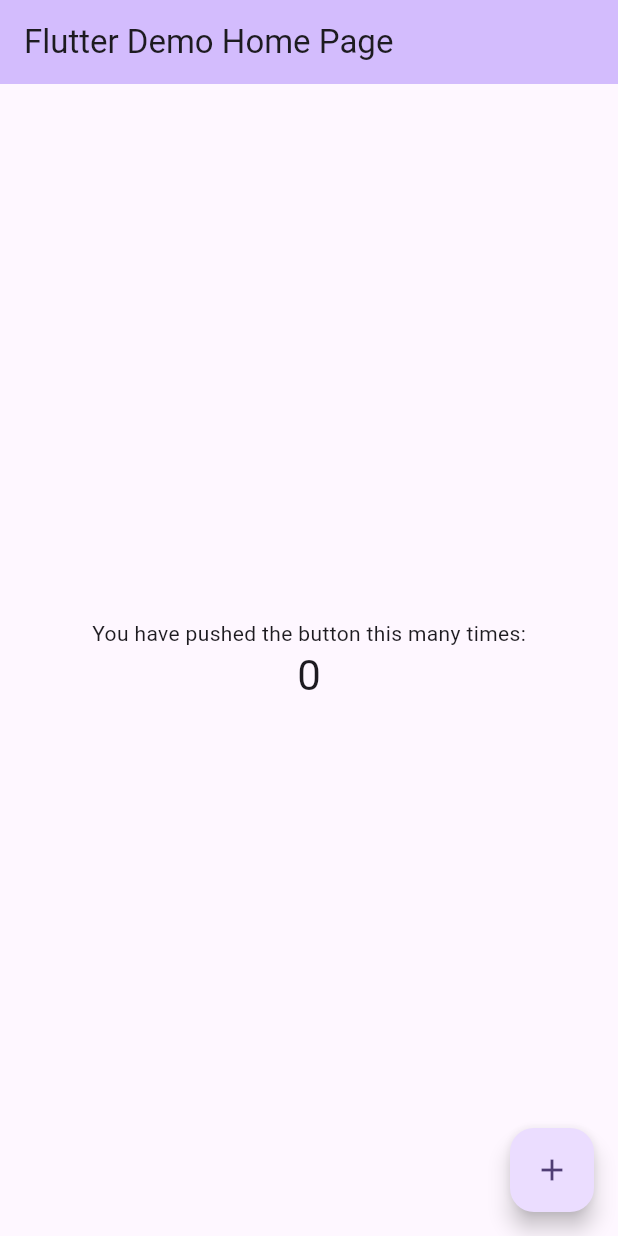
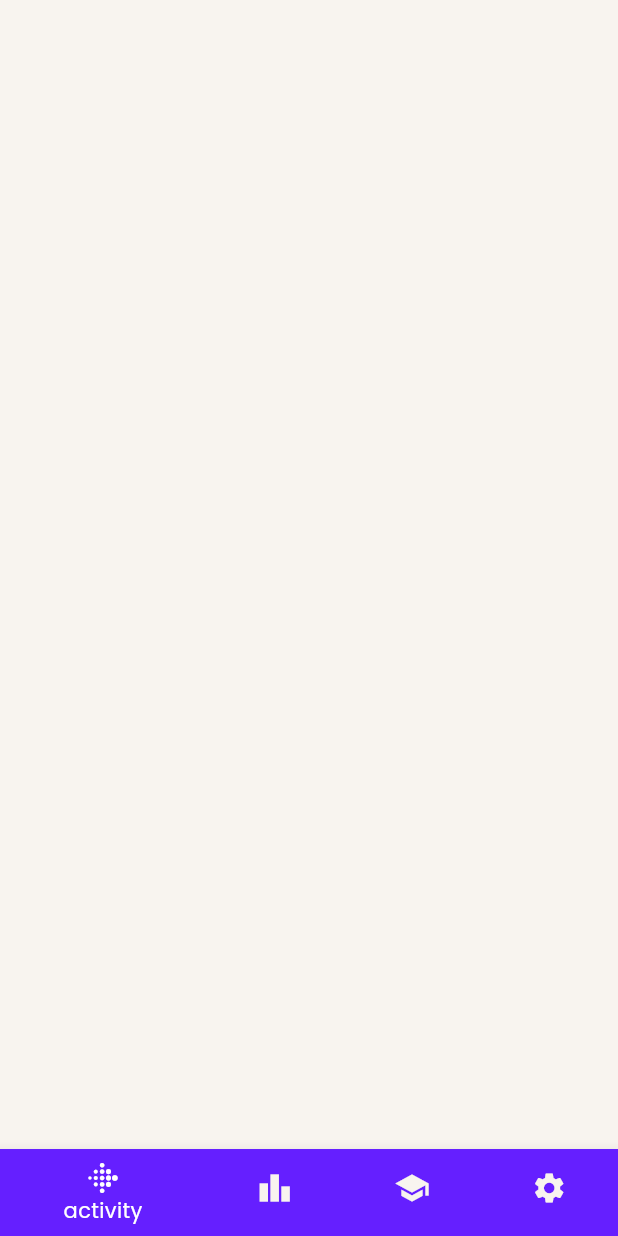
Before and after one commit to rootsec1/eco-quest, a Flutter app: the screen it shows after launch, on a phone screen of 412 x 824 dp. Run offline on Flutter 3.47's test engine with Material 2 defaults, Android fonts, the light colour scheme and no system bars; our stand-ins replace firebase_core, google_fonts; accounts and stored records are empty.

Commit message:
Added skeleton

```diff
--- /dev/null
+++ b/lib/constants.dart
@@ -0,0 +1,3 @@
+const String appName = 'EcoQuest';
+
+const double standardSeparation = 16.0;
--- a/lib/main.dart
+++ b/lib/main.dart
@@ -1,125 +1,29 @@
+import 'package:ecoquest/enum.dart';
+import 'package:ecoquest/firebase_options.dart';
+import 'package:ecoquest/routes.dart';
+import 'package:ecoquest/constants.dart';
+import 'package:ecoquest/theme.dart';
+import 'package:firebase_core/firebase_core.dart';
 import 'package:flutter/material.dart';
 
-void main() {
-  runApp(const MyApp());
+Future<void> _runPreRenderOperations() async {
+  WidgetsFlutterBinding.ensureInitialized();
+  await Firebase.initializeApp(
+    options: DefaultFirebaseOptions.currentPlatform,
+  );
 }
 
-class MyApp extends StatelessWidget {
-  const MyApp({super.key});
-
-  // This widget is the root of your application.
-  @override
-  Widget build(BuildContext context) {
-    return MaterialApp(
-      title: 'Flutter Demo',
-      theme: ThemeData(
-        // This is the theme of your application.
-        //
-        // TRY THIS: Try running your application with "flutter run". You'll see
-        // the application has a blue toolbar. Then, without quitting the app,
-        // try changing the seedColor in the colorScheme below to Colors.green
-        // and then invoke "hot reload" (save your changes or press the "hot
-        // reload" button in a Flutter-supported IDE, or press "r" if you used
-        // the command line to start the app).
-        //
-        // Notice that the counter didn't reset back to zero; the application
-        // state is not lost during the reload. To reset the state, use hot
-        // restart instead.
-        //
-        // This works for code too, not just values: Most code changes can be
-        // tested with just a hot reload.
-        colorScheme: ColorScheme.fromSeed(seedColor: Colors.deepPurple),
-        useMaterial3: true,
-      ),
-      home: const MyHomePage(title: 'Flutter Demo Home Page'),
-    );
-  }
+void main() async {
+  await _runPreRenderOperations();
+  runApp(
+    MaterialApp(
+      debugShowCheckedModeBanner: false,
+      title: appName,
+      routes: appRoutes,
+      theme: appTheme,
+      darkTheme: appTheme,
+      initialRoute: ScreenNames.SPLASH.name,
+      color: primaryColor,
+    ),
+  );
 }
-
-class MyHomePage extends StatefulWidget {
-  const MyHomePage({super.key, required this.title});
-
-  // This widget is the home page of your application. It is stateful, meaning
-  // that it has a State object (defined below) that contains fields that affect
-  // how it looks.
-
-  // This class is the configuration for the state. It holds the values (in this
-  // case the title) provided by the parent (in this case the App widget) and
-  // used by the build method of the State. Fields in a Widget subclass are
-  // always marked "final".
-
-  final String title;
-
-  @override
-  State<MyHomePage> createState() => _MyHomePageState();
-}
-
-class _MyHomePageState extends State<MyHomePage> {
-  int _counter = 0;
-
-  void _incrementCounter() {
-    setState(() {
-      // This call to setState tells the Flutter framework that something has
-      // changed in this State, which causes it to rerun the build method below
-      // so that the display can reflect the updated values. If we changed
-      // _counter without calling setState(), then the build method would not be
-      // called again, and so nothing would appear to happen.
-      _counter++;
-    });
-  }
-
-  @override
-  Widget build(BuildContext context) {
-    // This method is rerun every time setState is called, for instance as done
-    // by the _incrementCounter method above.
-    //
-    // The Flutter framework has been optimized to make rerunning build methods
-    // fast, so that you can just rebuild anything that needs updating rather
-    // than having to individually change instances of widgets.
-    return Scaffold(
-      appBar: AppBar(
-        // TRY THIS: Try changing the color here to a specific color (to
-        // Colors.amber, perhaps?) and trigger a hot reload to see the AppBar
-        // change color while the other colors stay the same.
-        backgroundColor: Theme.of(context).colorScheme.inversePrimary,
-        // Here we take the value from the MyHomePage object that was created by
-        // the App.build method, and use it to set our appbar title.
-        title: Text(widget.title),
-      ),
-      body: Center(
-        // Center is a layout widget. It takes a single child and positions it
-        // in the middle of the parent.
-        child: Column(
-          // Column is also a layout widget. It takes a list of children and
-          // arranges them vertically. By default, it sizes itself to fit its
-          // children horizontally, and tries to be as tall as its parent.
-          //
-          // Column has various properties to control how it sizes itself and
-          // how it positions its children. Here we use mainAxisAlignment to
-          // center the children vertically; the main axis here is the vertical
-          // axis because Columns are vertical (the cross axis would be
-          // horizontal).
-          //
-          // TRY THIS: Invoke "debug painting" (choose the "Toggle Debug Paint"
-          // action in the IDE, or press "p" in the console), to see the
-          // wireframe for each widget.
-          mainAxisAlignment: MainAxisAlignment.center,
-          children: <Widget>[
-            const Text(
-              'You have pushed the button this many times:',
-            ),
-            Text(
-              '$_counter',
-              style: Theme.of(context).textTheme.headlineMedium,
-            ),
-          ],
-        ),
-      ),
-      floatingActionButton: FloatingActionButton(
-        onPressed: _incrementCounter,
-        tooltip: 'Increment',
-        child: const Icon(Icons.add),
-      ), // This trailing comma makes auto-formatting nicer for build methods.
-    );
-  }
-}
--- /dev/null
+++ b/lib/screens/home.dart
@@ -0,0 +1,59 @@
+import 'package:ecoquest/theme.dart';
+import 'package:flutter/material.dart';
+
+class CustomNavigationBar extends StatefulWidget {
+  const CustomNavigationBar({super.key});
+
+  @override
+  State<CustomNavigationBar> createState() => _CustomNavigationBarState();
+}
+
+class _CustomNavigationBarState extends State<CustomNavigationBar> {
+  @override
+  Widget build(BuildContext context) {
+    return BottomNavigationBar(
+      type: BottomNavigationBarType.shifting,
+      selectedItemColor: Colors.white,
+      unselectedItemColor: backgroundColor,
+      items: const [
+        BottomNavigationBarItem(
+          icon: Icon(Icons.fitbit),
+          label: 'activity',
+          backgroundColor: primaryColor,
+        ),
+        BottomNavigationBarItem(
+          icon: Icon(Icons.leaderboard),
+          label: 'leaderboard',
+          backgroundColor: primaryColor,
+        ),
+        BottomNavigationBarItem(
+          icon: Icon(Icons.school),
+          label: 'learn',
+          backgroundColor: primaryColor,
+        ),
+        BottomNavigationBarItem(
+          icon: Icon(Icons.settings),
+          label: 'settings',
+          backgroundColor: primaryColor,
+        ),
+      ],
+    );
+  }
+}
+
+class HomeScreen extends StatefulWidget {
+  const HomeScreen({super.key});
+
+  @override
+  State<HomeScreen> createState() => _HomeScreenState();
+}
+
+class _HomeScreenState extends State<HomeScreen> {
+  @override
+  Widget build(BuildContext context) {
+    return Scaffold(
+      bottomNavigationBar: const CustomNavigationBar(),
+      body: Container(),
+    );
+  }
+}
--- a/pubspec.yaml
+++ b/pubspec.yaml
@@ -35,6 +35,8 @@ dependencies:
   # The following adds the Cupertino Icons font to your application.
   # Use with the CupertinoIcons class for iOS style icons.
   cupertino_icons: ^1.0.2
+  firebase_core: ^2.15.1
+  google_fonts: ^5.1.0
 
 dev_dependencies:
   flutter_test:
```
Also changed, not shown: lib/enum.dart (added, +8 -0 lines), lib/routes.dart (added, +10 -0 lines), lib/screens/splash.dart (added, +45 -0 lines), lib/theme.dart (added, +90 -0 lines), lib/firebase_options.dart (added), pubspec.lock, 8 other files.
